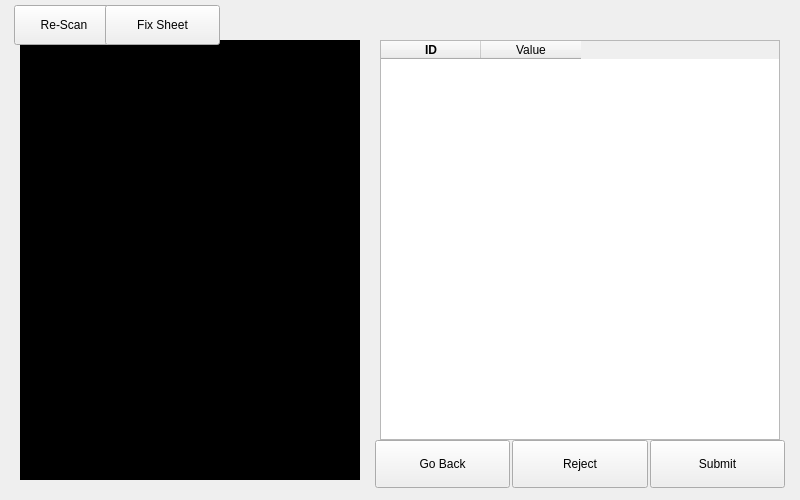
kForth/ClooneyScanner, file qt/ScanView.ui: the form before one commit.
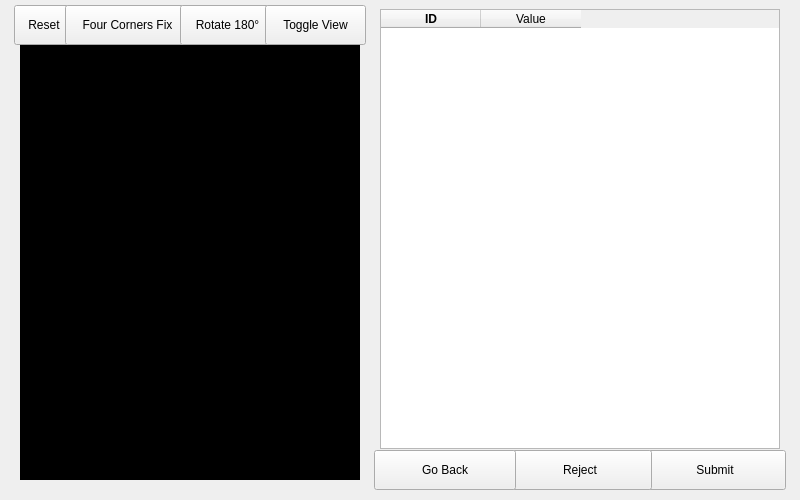
The form after the commit.

Commit message: Add edit features on main view

Patch:
```diff
--- a/qt/ScanView.ui
+++ b/qt/ScanView.ui
@@ -36,9 +36,9 @@
     <property name="geometry">
      <rect>
       <x>380</x>
-      <y>40</y>
+      <y>9</y>
       <width>400</width>
-      <height>400</height>
+      <height>440</height>
      </rect>
     </property>
     <property name="styleSheet">
@@ -70,10 +70,10 @@
    <widget class="QPushButton" name="submit_button">
     <property name="geometry">
      <rect>
-      <x>650</x>
-      <y>440</y>
-      <width>135</width>
-      <height>48</height>
+      <x>644</x>
+      <y>450</y>
+      <width>142</width>
+      <height>40</height>
      </rect>
     </property>
     <property name="toolTip">
@@ -95,10 +95,10 @@
    <widget class="QPushButton" name="reject_button">
     <property name="geometry">
      <rect>
-      <x>512</x>
-      <y>440</y>
-      <width>136</width>
-      <height>48</height>
+      <x>508</x>
+      <y>450</y>
+      <width>144</width>
+      <height>40</height>
      </rect>
     </property>
     <property name="toolTip">
@@ -150,7 +150,7 @@
      <rect>
       <x>14</x>
       <y>5</y>
-      <width>100</width>
+      <width>60</width>
       <height>40</height>
      </rect>
     </property>
@@ -161,7 +161,7 @@
      </sizepolicy>
     </property>
     <property name="text">
-     <string notr="true">Re-Scan</string>
+     <string notr="true">Reset</string>
     </property>
     <property name="iconSize">
      <size>
@@ -182,14 +182,14 @@
    <widget class="QPushButton" name="fix_sheet_button">
     <property name="geometry">
      <rect>
-      <x>105</x>
+      <x>65</x>
       <y>5</y>
-      <width>115</width>
+      <width>125</width>
       <height>40</height>
      </rect>
     </property>
     <property name="text">
-     <string notr="true">Fix Sheet</string>
+     <string notr="true">Four Corners Fix</string>
     </property>
     <property name="iconSize">
      <size>
@@ -210,10 +210,10 @@
    <widget class="QPushButton" name="go_back_button">
     <property name="geometry">
      <rect>
-      <x>375</x>
-      <y>440</y>
-      <width>135</width>
-      <height>48</height>
+      <x>374</x>
+      <y>450</y>
+      <width>142</width>
+      <height>40</height>
      </rect>
     </property>
     <property name="toolTip">
@@ -223,6 +223,74 @@
      <string>Go Back</string>
     </property>
    </widget>
+   <widget class="QPushButton" name="rotate_180_button">
+    <property name="geometry">
+     <rect>
+      <x>180</x>
+      <y>5</y>
+      <width>95</width>
+      <height>40</height>
+     </rect>
+    </property>
+    <property name="sizePolicy">
+     <sizepolicy hsizetype="Fixed" vsizetype="Fixed">
+      <horstretch>0</horstretch>
+      <verstretch>0</verstretch>
+     </sizepolicy>
+    </property>
+    <property name="text">
+     <string notr="true">Rotate 180°</string>
+    </property>
+    <property name="iconSize">
+     <size>
+      <width>30</width>
+      <height>30</height>
+     </size>
+    </property>
+    <property name="autoDefault">
+     <bool>false</bool>
+    </property>
+    <property name="default">
+     <bool>false</bool>
+    </property>
+    <property name="flat">
+     <bool>false</bool>
+    </property>
+   </widget>
+   <widget class="QPushButton" name="toggle_view_button">
+    <property name="geometry">
+     <rect>
+      <x>265</x>
+      <y>5</y>
+      <width>101</width>
+      <height>40</height>
+     </rect>
+    </property>
+    <property name="sizePolicy">
+     <sizepolicy hsizetype="Fixed" vsizetype="Fixed">
+      <horstretch>0</horstretch>
+      <verstretch>0</verstretch>
+     </sizepolicy>
+    </property>
+    <property name="text">
+     <string notr="true">Toggle View</string>
+    </property>
+    <property name="iconSize">
+     <size>
+      <width>30</width>
+      <height>30</height>
+     </size>
+    </property>
+    <property name="autoDefault">
+     <bool>false</bool>
+    </property>
+    <property name="default">
+     <bool>false</bool>
+    </property>
+    <property name="flat">
+     <bool>false</bool>
+    </property>
+   </widget>
   </widget>
  </widget>
  <resources/>
```
Left out of the diff: 4 changed lines with no effect on the pictures. The commit also changes 3 other files.
